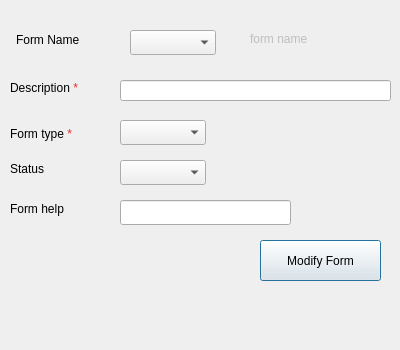
Qt form presentation/authorization_ui/modifyForm.ui (Hossam01/HyperPOS2020Design) before a commit.
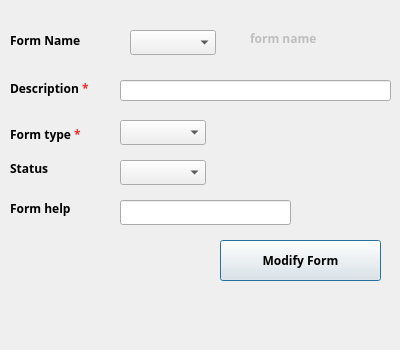
The same form after that commit.

Diff of the .ui file:
```diff
--- a/presentation/authorization_ui/modifyForm.ui
+++ b/presentation/authorization_ui/modifyForm.ui
@@ -57,6 +57,14 @@
      <height>21</height>
     </rect>
    </property>
+   <property name="font">
+    <font>
+     <family>29LT Bukra Regular</family>
+     <pointsize>9</pointsize>
+     <weight>75</weight>
+     <bold>true</bold>
+    </font>
+   </property>
    <property name="text">
     <string>Form help</string>
    </property>
@@ -74,12 +82,20 @@
   <widget class="QPushButton" name="BTN_modifyForm">
    <property name="geometry">
     <rect>
-     <x>260</x>
+     <x>220</x>
      <y>240</y>
-     <width>121</width>
+     <width>161</width>
      <height>41</height>
     </rect>
    </property>
+   <property name="font">
+    <font>
+     <family>29LT Bukra Regular</family>
+     <pointsize>9</pointsize>
+     <weight>75</weight>
+     <bold>true</bold>
+    </font>
+   </property>
    <property name="text">
     <string>Modify Form</string>
    </property>
@@ -93,6 +109,14 @@
      <height>17</height>
     </rect>
    </property>
+   <property name="font">
+    <font>
+     <family>29LT Bukra Regular</family>
+     <pointsize>9</pointsize>
+     <weight>75</weight>
+     <bold>true</bold>
+    </font>
+   </property>
    <property name="text">
     <string>Status</string>
    </property>
@@ -110,12 +134,20 @@
   <widget class="QLabel" name="label_2">
    <property name="geometry">
     <rect>
-     <x>16</x>
+     <x>10</x>
      <y>30</y>
      <width>81</width>
      <height>20</height>
     </rect>
    </property>
+   <property name="font">
+    <font>
+     <family>29LT Bukra Regular</family>
+     <pointsize>9</pointsize>
+     <weight>75</weight>
+     <bold>true</bold>
+    </font>
+   </property>
    <property name="text">
     <string>Form Name</string>
    </property>
@@ -132,6 +164,14 @@
      <height>17</height>
     </rect>
    </property>
+   <property name="font">
+    <font>
+     <family>29LT Bukra Regular</family>
+     <pointsize>9</pointsize>
+     <weight>75</weight>
+     <bold>true</bold>
+    </font>
+   </property>
    <property name="frameShape">
     <enum>QFrame::NoFrame</enum>
    </property>
@@ -148,6 +188,14 @@
      <height>21</height>
     </rect>
    </property>
+   <property name="font">
+    <font>
+     <family>29LT Bukra Regular</family>
+     <pointsize>9</pointsize>
+     <weight>75</weight>
+     <bold>true</bold>
+    </font>
+   </property>
    <property name="text">
     <string>&lt;html&gt;&lt;head/&gt;&lt;body&gt;&lt;p&gt;Description &lt;span style=&quot; color:#ef2929;&quot;&gt;*&lt;/span&gt;&lt;/p&gt;&lt;/body&gt;&lt;/html&gt;</string>
    </property>
@@ -161,6 +209,14 @@
      <height>29</height>
     </rect>
    </property>
+   <property name="font">
+    <font>
+     <family>29LT Bukra Regular</family>
+     <pointsize>9</pointsize>
+     <weight>75</weight>
+     <bold>true</bold>
+    </font>
+   </property>
    <property name="text">
     <string>&lt;html&gt;&lt;head/&gt;&lt;body&gt;&lt;p&gt;Form type&lt;span style=&quot; color:#ef2929;&quot;&gt;
                     *&lt;/span&gt;&lt;/p&gt;&lt;/body&gt;&lt;/html&gt;
```
Left out of the diff: 40 changed lines with no effect on the pictures.
